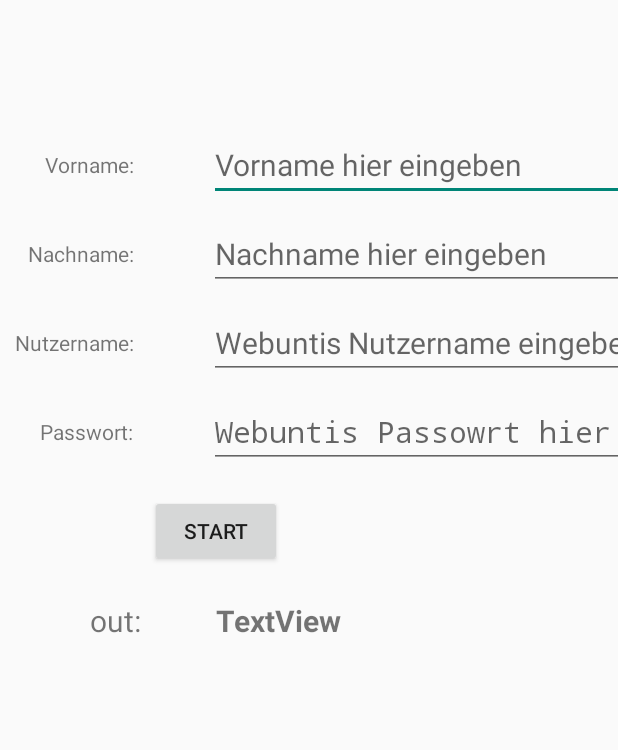
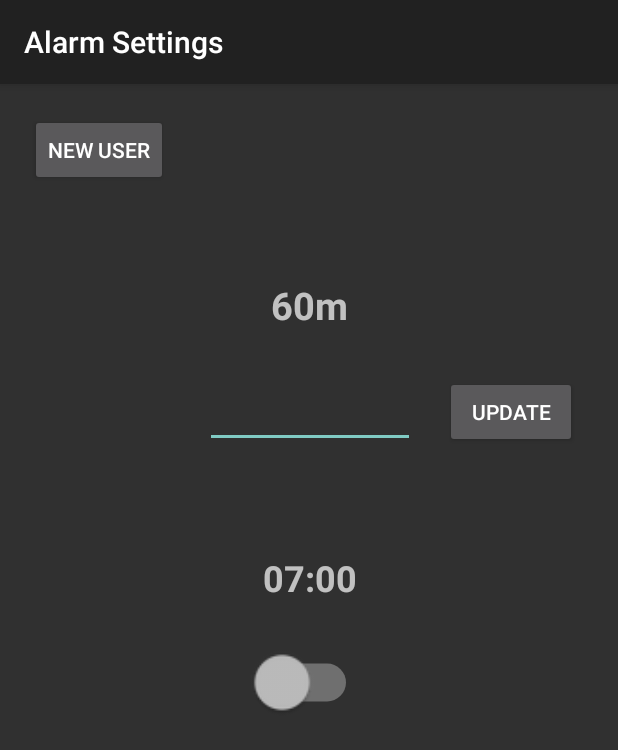
Before and after one commit to TheRedLion/UntisAlarm, an Android app built with Jetpack Compose: the screen it shows after launch (MainActivity), on a phone screen of 412 x 824 dp. Shown: the top 750 px of the screen. Run offline under Robolectric (Android 15) with nearby library versions, the phone set to English and light mode, and no system bars.

Commit message:
redid like everything UI is mostly done Storing logindata might work soon activity files are now java instead of kotlin and a lot of comments

```diff
--- /dev/null
+++ b/app/src/main/java/com/carlkarenfort/test/MainActivity.java
@@ -0,0 +1,64 @@
+package com.carlkarenfort.test;
+
+import androidx.appcompat.app.AppCompatActivity;
+
+import android.content.Intent;
+import android.os.Bundle;
+import android.util.Log;
+import android.widget.Button;
+import android.widget.EditText;
+import android.widget.Switch;
+import android.widget.TextView;
+
+public class MainActivity extends AppCompatActivity {
+    String TAG = "MainActivity";
+    Button setNewUser;
+    TextView timeBeforeSchool;
+    EditText setTBS;
+    Button updateTBS;
+    TextView alarmPreview;
+    Switch toggleAlarm;
+
+    Intent intent;
+    @Override
+    protected void onCreate(Bundle savedInstanceState) {
+        super.onCreate(savedInstanceState);
+        setContentView(R.layout.activity_main);
+
+        getSupportActionBar().setTitle("Alarm Settings");
+
+        setNewUser = findViewById(R.id.addNewUser);
+        timeBeforeSchool = findViewById(R.id.timeBeforeSchool);
+        setTBS = findViewById(R.id.setTBS);
+        updateTBS = findViewById(R.id.updateTBS);
+        alarmPreview = findViewById(R.id.alarmPreview);
+        toggleAlarm = findViewById(R.id.toggleAlarm);
+
+
+        setNewUser.setOnClickListener((v)->{
+                intent = new Intent(MainActivity.this, WelcomeActivity.class);
+                startActivity(intent);
+        });
+
+        //set listener for setting a new TBS
+        updateTBS.setOnClickListener((v)->{
+
+            //when clicked
+            Log.i(TAG,"updating TBS");
+
+            //get new TBS
+            //something should be what is currently entered in TBS field, also clear field afterwards
+            Integer newTBS = 60; //temp value
+            //val newTBS = updateTBS.getcurrentposition
+
+            //update displayedTBS
+
+            //update alarm preview and alarm tomorrow
+
+        //store data
+
+        //TODO("setting a new TBS")
+        });
+
+    }
+}
--- a/app/src/main/java/com/carlkarenfort/test/MainActivity.kt
+++ /dev/null
@@ -1,74 +0,0 @@
-package com.carlkarenfort.test
-
-import android.os.Bundle
-import android.util.Log
-import android.widget.Button
-import android.widget.EditText
-import android.widget.TextView
-import androidx.activity.ComponentActivity
-import androidx.compose.material3.Text
-import androidx.compose.runtime.Composable
-import androidx.compose.ui.Modifier
-import androidx.compose.ui.tooling.preview.Preview
-import com.carlkarenfort.test.ui.theme.TestTheme
-
-private const val TAG = "MainActivity"
-class MainActivity : ComponentActivity() {
-    private lateinit var foreName: EditText
-    private lateinit var longName: EditText
-    private lateinit var username: EditText
-    private lateinit var password: EditText
-    private lateinit var button: Button
-    private lateinit var out: TextView
-
-    override fun onCreate(savedInstanceState: Bundle?) {
-        super.onCreate(savedInstanceState)
-        setContentView(R.layout.activity_main)
-        foreName = findViewById(R.id.foreNameField)
-        longName = findViewById(R.id.longNameField)
-        username = findViewById(R.id.untisUsernameField)
-        password = findViewById(R.id.untisPasswordField)
-        button = findViewById(R.id.runButton)
-        out = findViewById(R.id.output)
-        //.
-        button.setOnClickListener{
-            Log.i(TAG,"button clicked")
-            //Get api data
-            makeAPIcall()
-        }
-
-
-    }
-
-    private fun makeAPIcall() {
-        //set logindata
-        //ApiCalls.setUsername(username.text.toString())
-        //ApiCalls.setPassword(password.text.toString())
-        //ApiCalls.setServer()
-
-        //test login data to test api
-        ApiCalls.setUsername("KarenfCar")
-        ApiCalls.setPassword("Mytimetable1!")
-        ApiCalls.setServer("https://nessa.webuntis.com")
-        ApiCalls.setSchoolName("gym-beskidenstrasse")
-        ApiCalls.setUntisID(436)
-        //make API call
-        ApiCalls.APIcall()
-    }
-}
-
-@Composable
-fun Greeting(name: String, modifier: Modifier = Modifier) {
-    Text(
-        text = "Hello $name!",
-        modifier = modifier
-    )
-}
-
-@Preview(showBackground = true)
-@Composable
-fun GreetingPreview() {
-    TestTheme {
-        Greeting("Android")
-    }
-}
--- a/app/src/main/res/layout/activity_main.xml
+++ b/app/src/main/res/layout/activity_main.xml
@@ -5,123 +5,77 @@
     android:layout_width="match_parent"
     android:layout_height="match_parent">
 
-    <TextView
-        android:id="@+id/foreName"
+  <!-- toggle alarm on or off -->
+  <Switch
+      android:id="@+id/toggleAlarm"
       android:layout_width="wrap_content"
       android:layout_height="wrap_content"
-        android:layout_marginStart="30dp"
-        android:layout_marginTop="100dp"
-        android:text="Vorname:"
+      android:layout_marginTop="40dp"
+      android:scaleX="1.8"
+      android:scaleY="1.8"
+      app:layout_constraintEnd_toEndOf="@+id/alarmPreview"
+      app:layout_constraintStart_toStartOf="@+id/alarmPreview"
+      app:layout_constraintTop_toBottomOf="@+id/alarmPreview" />
+
+  <!-- go back to welcome screen -->
+  <Button
+      android:id="@+id/addNewUser"
+      style="@style/Widget.AppCompat.Button"
+      android:layout_width="wrap_content"
+      android:layout_height="wrap_content"
+      android:layout_marginStart="20dp"
+      android:layout_marginTop="20dp"
+      android:text="new User"
       app:layout_constraintStart_toStartOf="parent"
       app:layout_constraintTop_toTopOf="parent" />
 
+  <!-- show the current TBS-->
   <TextView
-        android:id="@+id/longName"
+      android:id="@+id/timeBeforeSchool"
       android:layout_width="wrap_content"
       android:layout_height="wrap_content"
-        android:layout_marginTop="40dp"
-        android:text="Nachname:"
-        app:layout_constraintEnd_toEndOf="@+id/foreName"
-        app:layout_constraintTop_toBottomOf="@+id/foreName" />
-
-    <TextView
-        android:id="@+id/username"
-        android:layout_width="wrap_content"
-        android:layout_height="wrap_content"
-        android:layout_marginTop="40dp"
-        android:text="Nutzername:"
-        app:layout_constraintEnd_toEndOf="@+id/foreName"
-        app:layout_constraintTop_toBottomOf="@+id/longName" />
-
-    <TextView
-        android:id="@+id/password"
-        android:layout_width="wrap_content"
-        android:layout_height="wrap_content"
-        android:layout_marginTop="40dp"
-        android:text="Passwort:"
-        app:layout_constraintEnd_toEndOf="@+id/foreName"
-        app:layout_constraintTop_toBottomOf="@+id/username" />
-
-    <TextView
-        android:id="@+id/testoutput"
-        android:layout_width="wrap_content"
-        android:layout_height="wrap_content"
-        android:layout_marginStart="60dp"
-        android:layout_marginTop="400dp"
-        android:text="out:"
-        android:textSize="20sp"
+      android:layout_marginTop="130dp"
+      android:text="60m"
+      android:textSize="25sp"
+      android:textStyle="bold"
+      app:layout_constraintEnd_toEndOf="parent"
+      app:layout_constraintHorizontal_bias="0.5"
       app:layout_constraintStart_toStartOf="parent"
       app:layout_constraintTop_toTopOf="parent" />
 
+  <!-- enter a new TBS -->
   <EditText
-        android:id="@+id/foreNameField"
+      android:id="@+id/setTBS"
       android:layout_width="wrap_content"
       android:layout_height="wrap_content"
-        android:layout_marginStart="50dp"
-        android:ems="15"
-        android:hint="Vorname hier eingeben"
-        android:inputType="text"
+      android:layout_marginTop="30dp"
+      android:ems="6"
+      android:inputType="time"
       android:textSize="20sp"
-        app:layout_constraintBottom_toBottomOf="@+id/foreName"
-        app:layout_constraintStart_toEndOf="@+id/foreName"
-        app:layout_constraintTop_toTopOf="@+id/foreName" />
+      app:layout_constraintEnd_toEndOf="@+id/timeBeforeSchool"
+      app:layout_constraintStart_toStartOf="@+id/timeBeforeSchool"
+      app:layout_constraintTop_toBottomOf="@+id/timeBeforeSchool" />
 
-    <EditText
-        android:id="@+id/longNameField"
+  <!-- comfirm the new TBS-->
+  <Button
+      android:id="@+id/updateTBS"
       android:layout_width="wrap_content"
       android:layout_height="wrap_content"
-        android:ems="15"
-        android:hint="Nachname hier eingeben"
-        android:inputType="text"
-        android:textSize="20sp"
-        app:layout_constraintBottom_toBottomOf="@+id/longName"
-        app:layout_constraintStart_toStartOf="@+id/foreNameField"
-        app:layout_constraintTop_toTopOf="@+id/longName" />
+      android:layout_marginStart="20dp"
+      android:text="Update"
+      app:layout_constraintStart_toEndOf="@+id/setTBS"
+      app:layout_constraintTop_toTopOf="@+id/setTBS" />
 
-    <EditText
-        android:id="@+id/untisUsernameField"
+  <!-- display the next alarm time -->
+  <TextView
+      android:id="@+id/alarmPreview"
       android:layout_width="wrap_content"
       android:layout_height="wrap_content"
-        android:ems="15"
-        android:hint="Webuntis Nutzername eingeben"
-        android:inputType="text"
-        android:textSize="20sp"
-        app:layout_constraintBottom_toBottomOf="@+id/username"
-        app:layout_constraintStart_toStartOf="@+id/longNameField"
-        app:layout_constraintTop_toTopOf="@+id/username" />
-
-    <EditText
-        android:id="@+id/untisPasswordField"
-        android:layout_width="wrap_content"
-        android:layout_height="wrap_content"
-        android:ems="15"
-        android:hint="Webuntis Passowrt hier eingeben"
-        android:inputType="textPassword"
-        android:textSize="20sp"
-        app:layout_constraintBottom_toBottomOf="@+id/password"
-        app:layout_constraintStart_toStartOf="@+id/untisUsernameField"
-        app:layout_constraintTop_toTopOf="@+id/password" />
-
-    <TextView
-        android:id="@+id/output"
-        android:layout_width="wrap_content"
-        android:layout_height="wrap_content"
-        android:layout_marginStart="50dp"
-        android:text="TextView"
-        android:textSize="20sp"
+      android:layout_marginTop="70dp"
+      android:text="07:00"
+      android:textSize="24sp"
       android:textStyle="bold"
-        app:layout_constraintBottom_toBottomOf="@+id/testoutput"
-        app:layout_constraintStart_toEndOf="@+id/testoutput"
-        app:layout_constraintTop_toTopOf="@+id/testoutput" />
-
-    <Button
-        android:id="@+id/runButton"
-        android:layout_width="wrap_content"
-        android:layout_height="wrap_content"
-        android:layout_marginStart="100dp"
-        android:layout_marginTop="330dp"
-        android:text="Start"
-        app:layout_constraintStart_toStartOf="parent"
-        app:layout_constraintTop_toTopOf="parent" />
-
+      app:layout_constraintEnd_toEndOf="@+id/setTBS"
+      app:layout_constraintStart_toStartOf="@+id/setTBS"
+      app:layout_constraintTop_toBottomOf="@+id/setTBS" />
 </androidx.constraintlayout.widget.ConstraintLayout>
```
Also changed, not shown: app/build.gradle (+9 -3 lines), app/src/main/AndroidManifest.xml (+10 -5 lines), app/src/main/java/com/carlkarenfort/test/ApiCalls.java (+2 -2 lines), app/src/main/java/com/carlkarenfort/test/StoreData.java (added, +152 -0 lines), app/src/main/java/com/carlkarenfort/test/WelcomeActivity.java (added, +49 -0 lines), app/src/main/res/layout/activity_welcome.xml (added, +105 -0 lines). Lines whose indentation alone changed are shown as unchanged.
